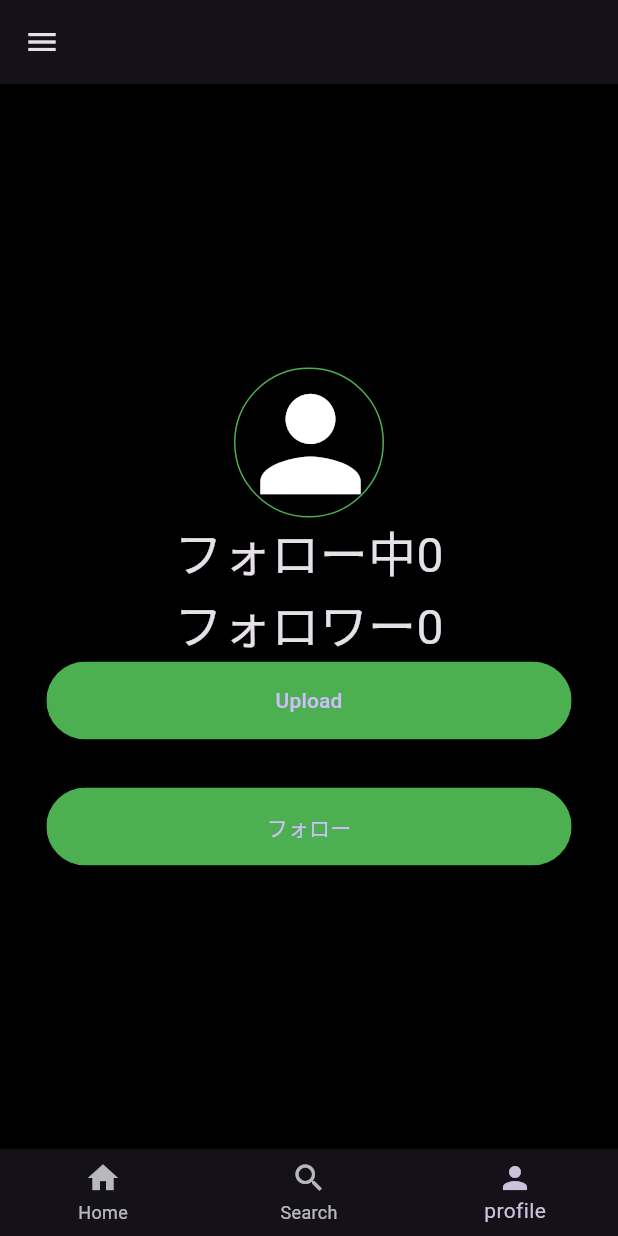
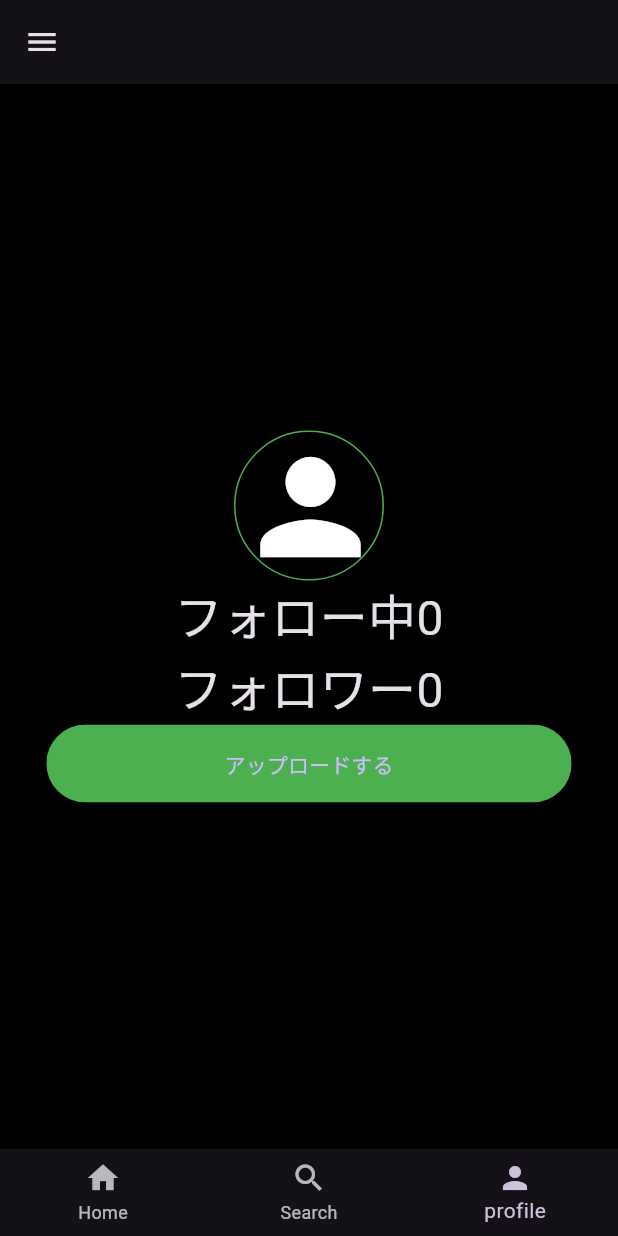
Before and after one commit to Kurokawa018/flutter_sns, a Flutter app: the MyHomePage screen opened directly with empty values, swiped to page 3, on a phone screen of 412 x 824 dp. Run offline on Flutter 3.47's test engine with Material 3 defaults, Android fonts, the phone set to English and light mode, and no system bars; our stand-ins replace cloud_firestore, firebase_auth, firebase_core, firebase_storage, flutter_riverpod, freezed_annotation and 3 more; accounts and stored records are empty; network calls fail.

Commit message:
検索画面の一覧表示

```diff
--- a/lib/constants/strings.dart
+++ b/lib/constants/strings.dart
@@ -19,6 +19,7 @@ const String loginText = "ログインする";
 const String passwordText = "パスワード";
 const String logoutText = "ログアウトを行う";
 const String loadingText = "ローディング中";
+const String uploadText = "アップロードする";
 //name
 const String aliceName = "アリス";
 //field key
--- a/lib/main.dart
+++ b/lib/main.dart
@@ -85,7 +85,7 @@ class MyHomePage extends ConsumerWidget {
            onPageChanged: (index) => snsBottomNavigationBarModel.onPageChange(index: index),
            children: [
              HomeScreen(),
-             SearchScreen(),
+             SearchScreen(mainModel: mainModel,),
              ProfileScreen(
                mainModel: mainModel,
              ),
--- a/lib/models/main/search_model.dart
+++ b/lib/models/main/search_model.dart
@@ -15,11 +15,11 @@ class SearchModel extends ChangeNotifier {
 
   List<FirestoreUser> users = [];
   SearchModel() {
-
+   init();
   }
 
   Future<void> init() async {
-    final qshot = await FirebaseFirestore.instance.collection(usersFieldKey).get();
+    final qshot = await FirebaseFirestore.instance.collection("users").get();
     final List<DocumentSnapshot<Map<String,dynamic>>> docs = qshot.docs;
     users = docs.map((e) => FirestoreUser.fromJson(e.data()!)).toList();
   }
--- a/lib/views/main/profile_screen.dart
+++ b/lib/views/main/profile_screen.dart
@@ -1,4 +1,4 @@
-import 'package:flutter/cupertino.dart';
+
 import 'package:flutter/material.dart';
 import 'package:flutter_riverpod/flutter_riverpod.dart';
 import 'package:flutter_udemy_sns/details/rounded_button.dart';
@@ -11,23 +11,19 @@ import 'package:flutter_udemy_sns/models/main_model.dart';
 
 import '../../domain/firestore_user/firestore_user.dart';
 
+import 'package:flutter_udemy_sns/constants/strings.dart';
+
 class ProfileScreen extends ConsumerWidget {
   const ProfileScreen({
     Key? key,
     required this.mainModel
   }) : super(key: key);
-
   final MainModel mainModel;
-
-
   @override
   Widget build(BuildContext context,WidgetRef ref) {
     final ProfileModel profileModel = ref.watch(profileProvider);
     final FirestoreUser firestoreUser = mainModel.firestoreUser;
-
     final int followerCount = firestoreUser.followerCount;
-    final int plusOneFollowerCount = followerCount + 1;
-    final bool isFollowing = mainModel.followingUids.contains(firestoreUser.uid);
 
     return Column(
       mainAxisAlignment: MainAxisAlignment.center,
@@ -35,36 +31,20 @@ class ProfileScreen extends ConsumerWidget {
         profileModel.croppedFile == null ?
         UserImage(length: 100.0,userImageURL: mainModel.firestoreUser.userImageURL,)
             : ClipRRect(
-              borderRadius: BorderRadius.circular(160.0),
-                child: Image.file(profileModel.croppedFile!),
-            ),
+          borderRadius: BorderRadius.circular(160.0),
+          child: Image.file(profileModel.croppedFile!),
+        ),
         Text("フォロー中${firestoreUser.followingCount.toString()}",style: const TextStyle(fontSize: 32.0),),
         Text(
-          isFollowing ?
-          "フォロワー${plusOneFollowerCount.toString()}"
-              : "フォロワー${followerCount.toString()}",
+          "フォロワー${followerCount.toString()}",
           style: const TextStyle(fontSize: 32.0),
         ),
         RoundedButton(
             onPressed: () async => await profileModel.uploadUserImage(currentUserDoc: mainModel.currentUserDoc),
             widthRate: 0.85,
             color: Colors.green,
-            text: "Upload"
+            text: uploadText
         ),
-        const SizedBox(height: 32.0,),
-        isFollowing ?
-        RoundedButton(
-            onPressed: () => profileModel.unfollow(mainModel: mainModel, passiveFirestoreUser: firestoreUser),
-            widthRate: 0.85,
-            color: Colors.red,
-            text: "アンフォロー"
-        )
-            : RoundedButton(
-            onPressed: () => profileModel.follow(mainModel: mainModel, passiveFirestoreUser: firestoreUser),
-            widthRate: 0.85,
-            color: Colors.green,
-            text: "フォロー"
-        )
       ],
     );
   }
```
Also changed, not shown: lib/constants/routes.dart (+4 -5 lines), lib/models/main/profile_model.dart (+13 -36 lines), lib/models/passive_user_profile_model.dart (added, +40 -0 lines), lib/views/main/passive_user_profile_page.dart (+44 -1 lines), lib/views/main/search_screen.dart (+8 -1 lines).
